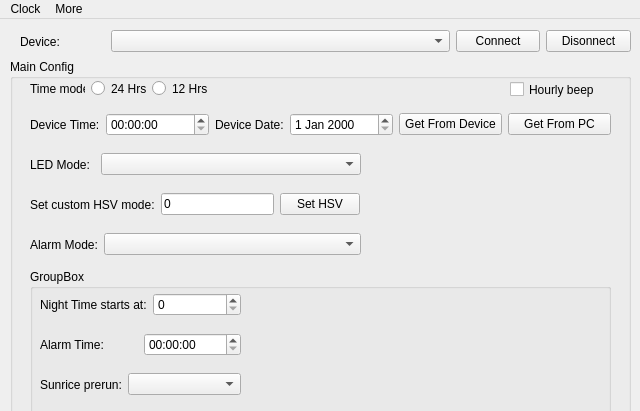
First picture: the form in mainwindow.ui, repository maxihunter/cuteClockManager, before the edit; both pictures show x 0 to 640 and y 0 to 411 of the 640 by 600 pixel window.
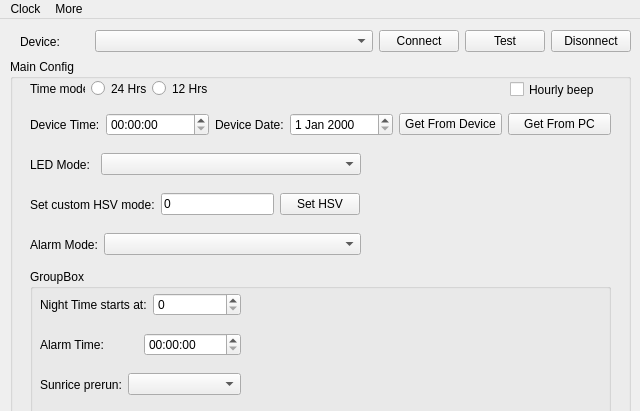
Second picture: the form after the edit.

Patch:
```diff
--- a/mainwindow.ui
+++ b/mainwindow.ui
@@ -63,7 +63,7 @@
        </item>
       </layout>
      </widget>
-     <widget class="QWidget" name="">
+     <widget class="QWidget" name="layoutWidget">
       <property name="geometry">
        <rect>
         <x>10</x>
@@ -291,7 +291,7 @@
      <string>Device:</string>
     </property>
    </widget>
-   <widget class="QWidget" name="">
+   <widget class="QWidget" name="layoutWidget">
     <property name="geometry">
      <rect>
       <x>20</x>
@@ -300,7 +300,7 @@
       <height>25</height>
      </rect>
     </property>
-    <layout class="QHBoxLayout" name="horizontalLayout_4" stretch="10,40,10,10">
+    <layout class="QHBoxLayout" name="horizontalLayout_4" stretch="10,40,10,0,10">
      <item>
       <widget class="QLabel" name="label">
        <property name="text">
@@ -318,6 +318,13 @@
        </property>
       </widget>
      </item>
+     <item>
+      <widget class="QPushButton" name="buttonTest">
+       <property name="text">
+        <string>Test</string>
+       </property>
+      </widget>
+     </item>
      <item>
       <widget class="QPushButton" name="buttonDisconnet">
        <property name="text">
```
Left out of the diff: 10 changed lines with no effect on the pictures.
